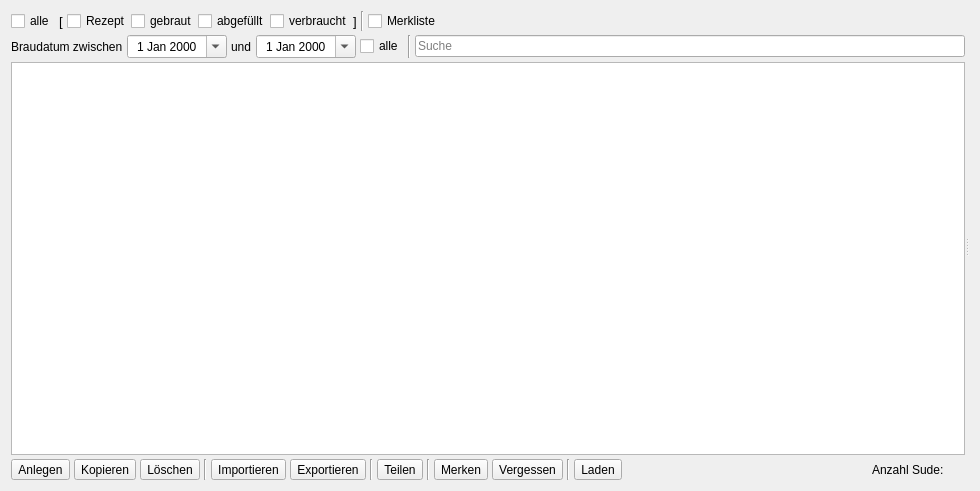
First picture: the form in kleiner-brauhelfer/tabsudauswahl.ui, repository kleiner-brauhelfer/kleiner-brauhelfer-2, before the edit.
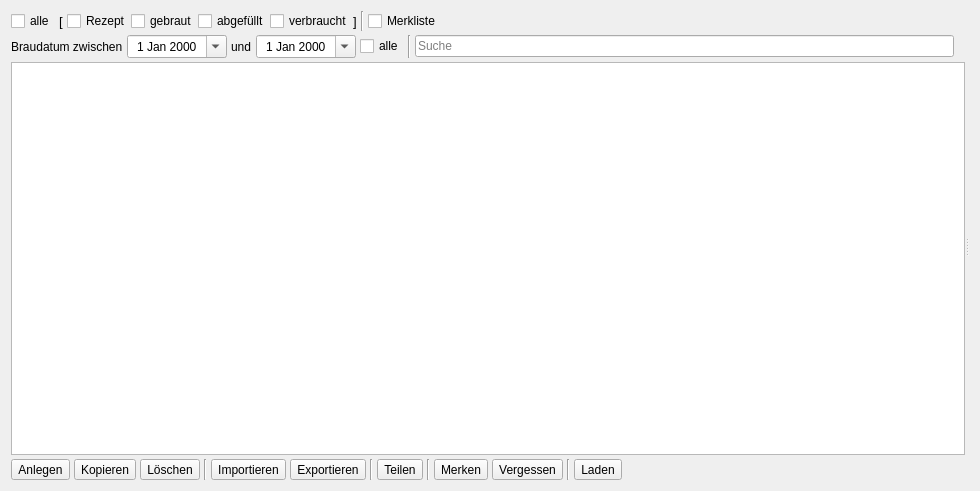
Second picture: the form after the edit. Icons and pictures are not drawn. Custom widgets are drawn as their Qt base class.

Commit message: BeerXML UTF-8

What changed in the file:
```diff
--- a/kleiner-brauhelfer/tabsudauswahl.ui
+++ b/kleiner-brauhelfer/tabsudauswahl.ui
@@ -229,6 +229,9 @@
            </property>
           </widget>
          </item>
+         <item>
+          <widget class="QLabel" name="lblNumSude"/>
+         </item>
         </layout>
        </item>
        <item>
@@ -529,40 +532,14 @@
            </property>
           </widget>
          </item>
-         <item>
-          <spacer name="horizontalSpacer_3">
-           <property name="orientation">
-            <enum>Qt::Horizontal</enum>
-           </property>
-           <property name="sizeHint" stdset="0">
-            <size>
-             <width>40</width>
-             <height>20</height>
-            </size>
-           </property>
-          </spacer>
-         </item>
-         <item>
-          <widget class="QLabel" name="label_3">
-           <property name="text">
-            <string>Anzahl Sude:</string>
-           </property>
-          </widget>
-         </item>
-         <item>
-          <widget class="QLabel" name="lblNumSude"/>
-         </item>
          <item>
           <spacer name="horizontalSpacer_2">
            <property name="orientation">
             <enum>Qt::Horizontal</enum>
            </property>
-           <property name="sizeType">
-            <enum>QSizePolicy::Fixed</enum>
-           </property>
            <property name="sizeHint" stdset="0">
             <size>
-             <width>10</width>
+             <width>40</width>
              <height>20</height>
             </size>
            </property>
```
The commit also changes 2 other files.
